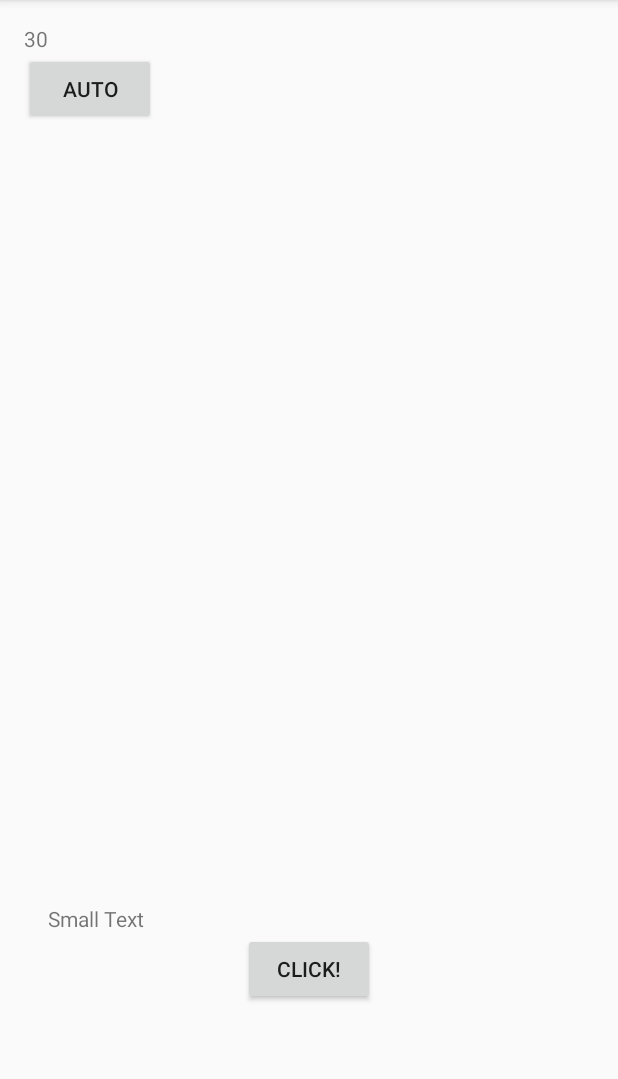
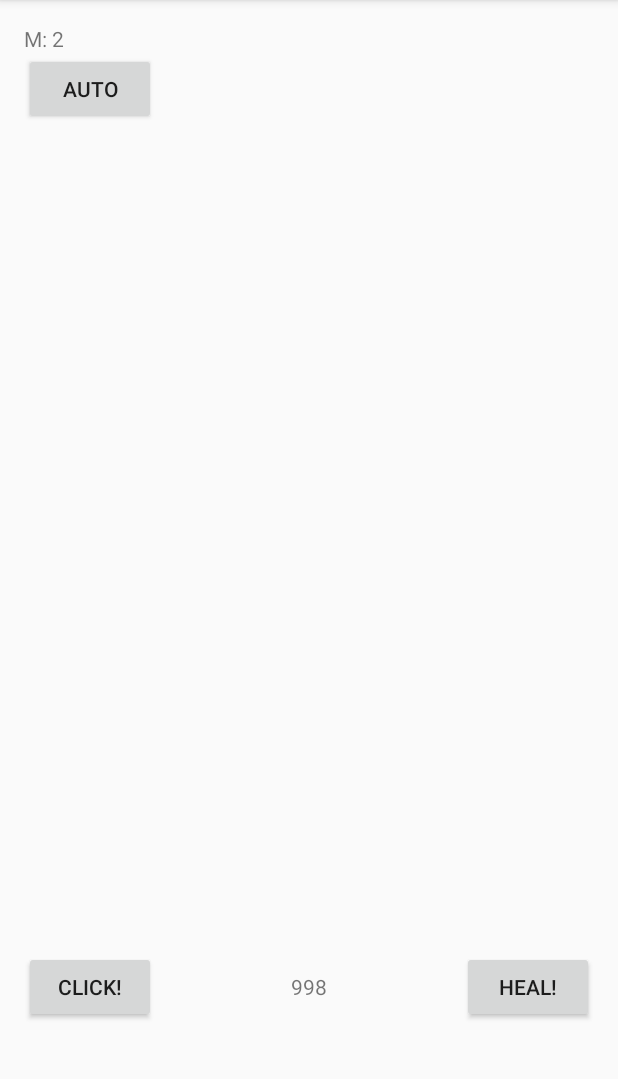
Before and after one commit to poom10510/MonsterClicker, an Android app: the screen it shows after launch (MainActivity), on a phone screen of 412 x 824 dp, the part 84-1163 px from its top. Run offline under Robolectric (Android 15) with nearby library versions, the phone set to English and light mode, and no system bars.

Commit message:
add monster detail

```diff
--- /dev/null
+++ b/app/src/main/java/kitipoom/clickinggame/Calculator.java
@@ -0,0 +1,10 @@
+package kitipoom.clickinggame;
+
+/**
+ * Created by kitipoom on 19/5/2559.
+ */
+public abstract class Calculator {
+    public abstract int getHp(int level);
+    public abstract int getAtk(int level);
+    public abstract int getHeal(int level);
+}
--- a/app/src/main/java/kitipoom/clickinggame/Enermy.java
+++ b/app/src/main/java/kitipoom/clickinggame/Enermy.java
@@ -3,38 +3,14 @@ package kitipoom.clickinggame;
 /**
  * Created by kitipoom on 11/5/2559.
  */
-public class Enermy {
-    private int level;
-    private int maxHp;
-    private int currentHp;
-    private int atkpower;
+public class Enermy extends Keyplay{
+
+
     public Enermy(int level){
         this.level=level;
-    }
-    public void levelUp(){
-
-    }
-    public void calculate(){
-
+        cal = new Enermy1calculator();
+        calculate();
+        this.currentHp=getMaxHp();
     }
 
-    public void setCurrentHp(int currentHp) {
-        this.currentHp = currentHp;
-    }
-
-    public int getAtkpower() {
-        return atkpower;
-    }
-
-    public int getCurrentHp() {
-        return currentHp;
-    }
-
-    public int getLevel() {
-        return level;
-    }
-
-    public int getMaxHp() {
-        return maxHp;
-    }
 }
--- /dev/null
+++ b/app/src/main/java/kitipoom/clickinggame/Enermy1calculator.java
@@ -0,0 +1,21 @@
+package kitipoom.clickinggame;
+
+/**
+ * Created by kitipoom on 19/5/2559.
+ */
+public class Enermy1calculator extends Calculator {
+    @Override
+    public int getHp(int level) {
+        return level*1000;
+    }
+
+    @Override
+    public int getAtk(int level) {
+        return level*10;
+    }
+
+    @Override
+    public int getHeal(int level) {
+        return level*10;
+    }
+}
--- a/app/src/main/java/kitipoom/clickinggame/Game.java
+++ b/app/src/main/java/kitipoom/clickinggame/Game.java
@@ -15,4 +15,23 @@ public class Game {
         player = new Player(levelp);
         enermy= new Enermy(levele);
     }
+    public void setEnermydamage(){
+        enermy.attacked(player.getAtkpower());
+        player.setMoney(player.getAtkpower());
+    }
+    public void setEnermydamagebybot(){
+        enermy.attacked(1);
+        player.setMoney(1);
+    }
+    public void setPlayerdamage(){
+        player.attacked(enermy.getAtkpower());
+    }
+
+    public Enermy getEnermy() {
+        return enermy;
+    }
+
+    public Player getPlayer() {
+        return player;
+    }
 }
--- /dev/null
+++ b/app/src/main/java/kitipoom/clickinggame/Keyplay.java
@@ -0,0 +1,64 @@
+package kitipoom.clickinggame;
+
+/**
+ * Created by kitipoom on 19/5/2559.
+ */
+public abstract class Keyplay {
+    protected int level;
+    private int maxHp;
+    protected int currentHp;
+    private int atkpower;
+    private int healpower;
+    protected Calculator cal;
+    public void levelUp(){
+        level++;
+        calculate();
+    }
+
+    public void setValue(int level,Calculator cal) {
+        this.level=level;
+        this.cal = cal;
+        calculate();
+        currentHp=getMaxHp();
+    }
+
+    public void calculate(){
+        maxHp=cal.getHp(level);
+        atkpower=cal.getAtk(level);
+        healpower=cal.getHeal(level);
+
+
+    }
+
+    public void setCurrentHp(int currentHp) {
+        this.currentHp = currentHp;
+    }
+
+    public int getHealpower() {
+        return healpower;
+    }
+
+    public int getAtkpower() {
+        return atkpower;
+    }
+
+    public int getCurrentHp() {
+        return currentHp;
+    }
+
+    public int getLevel() {
+        return level;
+    }
+
+    public int getMaxHp() {
+        return maxHp;
+    }
+    public void attacked(int atk){
+        if(currentHp>0) {
+            currentHp -= atk;
+        }
+        if(currentHp<0){
+            currentHp=0;
+        }
+    }
+}
--- a/app/src/main/java/kitipoom/clickinggame/MainActivity.java
+++ b/app/src/main/java/kitipoom/clickinggame/MainActivity.java
@@ -8,9 +8,10 @@ import android.widget.TextView;
 
 public class MainActivity extends AppCompatActivity {
 
-    private TextView tv;
-    private Button sharebtn,autobtn;
+    private TextView moneybar, enhp;
+    private Button attackbtn,autobtn;
     Threadruntime aa;
+    Game game;
     boolean o=false;
     int i = 0;
     @Override
@@ -20,15 +21,20 @@ public class MainActivity extends AppCompatActivity {
         init();
     }
     public void init(){
-        tv = (TextView)findViewById(R.id.tv);
-        tv.setText(i+"");
-        sharebtn = (Button)findViewById(R.id.share);
-        sharebtn.setOnClickListener(new View.OnClickListener() {
+        game = new Game();
+        game.newGame();
+        moneybar = (TextView)findViewById(R.id.moneytab);
+        moneybar.setText("M: "+game.getPlayer().getMoney()+ "");
+        enhp = (TextView)findViewById(R.id.enermyhp);
+       // enhp.setText(game.getEnermy().getCurrentHp());
+        attackbtn = (Button)findViewById(R.id.attk);
+        attackbtn.setOnClickListener(new View.OnClickListener() {
 
             @Override
             public void onClick(View v) {
-                i++;
-                tv.setText(i + "");
+                game.setEnermydamage();
+                moneybar.setText("M: "+game.getPlayer().getMoney() + "");
+                enhp.setText(game.getEnermy().getCurrentHp()+"");
             }
         });
         autobtn=(Button)findViewById(R.id.auto);
@@ -43,7 +49,8 @@ public class MainActivity extends AppCompatActivity {
         aa.start();
     }
     public void updatetime(){
-        i+=2;
-        tv.setText(i + "");
+        game.setEnermydamagebybot();
+        moneybar.setText("M: "+game.getPlayer().getMoney()+ "");
+        enhp.setText(game.getEnermy().getCurrentHp()+"");
     }
 }
--- a/app/src/main/java/kitipoom/clickinggame/Player.java
+++ b/app/src/main/java/kitipoom/clickinggame/Player.java
@@ -3,38 +3,21 @@ package kitipoom.clickinggame;
 /**
  * Created by kitipoom on 11/5/2559.
  */
-public class Player {
-    private int level;
-    private int maxHp;
-    private int currentHp;
-    private int atkpower;
+public class Player extends Keyplay{
     private int money;
     public Player(int level){
-        this.level=level;
-    }
-    public void levelUp(){
-
-    }
-    public void calculate(){
-
-    }
-    public void setCurrentHp(int currentHp) {
-        this.currentHp = currentHp;
+       this.level=level;
+        this.cal = new Playercalculator();
+        calculate();
+        currentHp=getMaxHp();
+        money=0;
     }
 
-    public int getAtkpower() {
-        return atkpower;
+    public int getMoney() {
+        return money;
     }
 
-    public int getCurrentHp() {
-        return currentHp;
-    }
-
-    public int getLevel() {
-        return level;
-    }
-
-    public int getMaxHp() {
-        return maxHp;
+    public void setMoney(int money) {
+        this.money += money;
     }
 }
--- /dev/null
+++ b/app/src/main/java/kitipoom/clickinggame/Playercalculator.java
@@ -0,0 +1,21 @@
+package kitipoom.clickinggame;
+
+/**
+ * Created by kitipoom on 19/5/2559.
+ */
+public class Playercalculator extends Calculator {
+    @Override
+    public int getHp(int level) {
+        return level*100;
+    }
+
+    @Override
+    public int getAtk(int level) {
+        return level*10;
+    }
+
+    @Override
+    public int getHeal(int level) {
+        return level*10;
+    }
+}
--- a/app/src/main/java/kitipoom/clickinggame/Threadruntime.java
+++ b/app/src/main/java/kitipoom/clickinggame/Threadruntime.java
@@ -22,7 +22,7 @@ public class Threadruntime extends Thread{
         while(true) {
             try {
                 //sleep((long)1000); //หยุดการทำงาน 1 วินาที
-                sleep((long)200);
+                sleep((long)1000);
             }
             catch(InterruptedException e) {
                 Log.e("log_thread", "++++++++++++++++++++++++++++Error Thread : " + e.toString());
--- a/app/src/main/res/layout/activity_main.xml
+++ b/app/src/main/res/layout/activity_main.xml
@@ -10,33 +10,47 @@
     tools:context="kitipoom.clickinggame.MainActivity">
 
     <TextView
-        android:id="@+id/tv"
+        android:id="@+id/moneytab"
         android:layout_width="wrap_content"
         android:layout_height="wrap_content"
-        android:text="Hello World!" />
+        android:text="Hello World!"
+        android:layout_alignParentTop="true"
+        android:layout_alignParentLeft="true"
+        android:layout_alignParentStart="true"
+        android:layout_alignRight="@+id/heal"
+        android:layout_alignEnd="@+id/heal" />
     <Button
-        android:id="@+id/share"
+        android:id="@+id/attk"
         android:text="Click!"
         android:layout_width="wrap_content"
         android:layout_height="wrap_content"
+        android:layout_marginBottom="70dp"
         android:layout_alignParentBottom="true"
-        android:layout_centerHorizontal="true"
-        android:layout_marginBottom="82dp" />
+        android:layout_alignParentLeft="true"
+        android:layout_alignParentStart="true" />
+    <Button
+        android:id="@+id/heal"
+        android:text="Heal!"
+        android:layout_width="wrap_content"
+        android:layout_height="wrap_content"
+        android:layout_alignTop="@+id/attk"
+        android:layout_alignParentRight="true"
+        android:layout_alignParentEnd="true" />
     <Button
         android:id="@+id/auto"
         android:text="Auto"
-        android:layout_below="@+id/tv"
+        android:layout_below="@+id/moneytab"
         android:layout_width="wrap_content"
         android:layout_height="wrap_content" />
 
     <TextView
+        android:text="Hp !"
         android:layout_width="wrap_content"
         android:layout_height="wrap_content"
         android:textAppearance="?android:attr/textAppearanceSmall"
-        android:text="Small Text"
         android:id="@+id/enermyhp"
-        android:layout_above="@+id/share"
-        android:layout_toRightOf="@+id/tv"
-        android:layout_toEndOf="@+id/tv" />
+        android:layout_alignBaseline="@+id/heal"
+        android:layout_alignBottom="@+id/heal"
+        android:layout_centerHorizontal="true" />
 
 </RelativeLayout>
```
